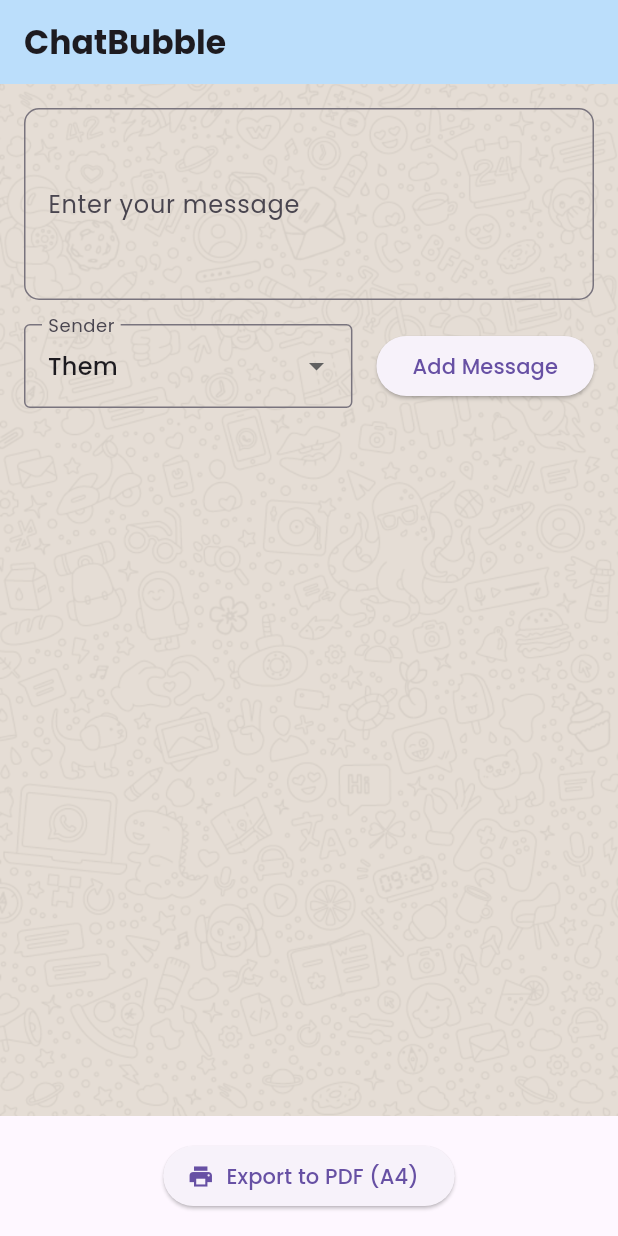
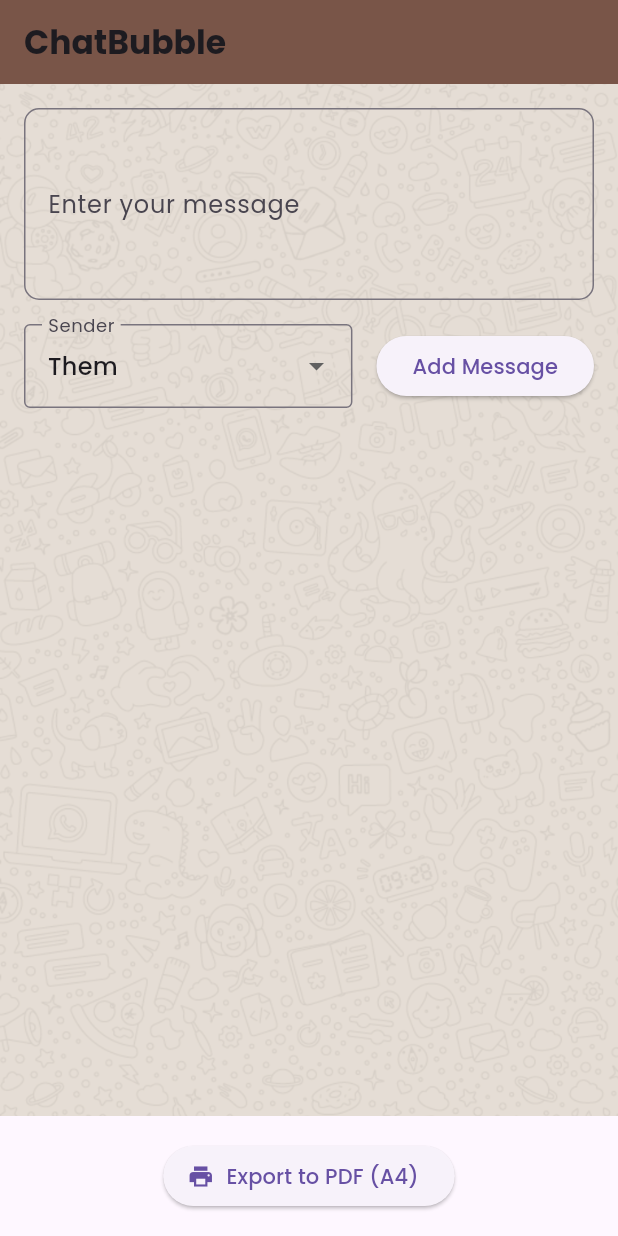
Before and after one commit to zyllus17/chat_bubble, a Flutter app: the screen it shows after launch, on a phone screen of 412 x 824 dp. Run offline on Flutter 3.47's test engine with Material 3 defaults, Android fonts, the phone set to English and light mode, and no system bars; our stand-ins replace google_fonts, pdf, printing.

Commit message:
Fixed responsiveness

```diff
--- a/lib/screens/home_screen.dart
+++ b/lib/screens/home_screen.dart
@@ -60,12 +60,10 @@ class _HomeScreenState extends State<HomeScreen> {
                     ),
                     pw.Container(
                       height: 1,
-                      color: PdfColor(0, 0, 0, 0.1),
                       decoration: pw.BoxDecoration(
                         border: pw.Border(
                           bottom: pw.BorderSide(
                             width: 1,
-                            style: pw.BorderStyle.solid,
                             color: PdfColor(0, 0, 0, 0.1),
                           ),
                         ),
@@ -95,10 +93,9 @@ class _HomeScreenState extends State<HomeScreen> {
             fontWeight: FontWeight.bold,
           ),
         ),
-        backgroundColor: Colors.blue[100],
+        backgroundColor: Colors.brown,
       ),
       body: Column(
-        mainAxisSize: MainAxisSize.max,
         children: [
           Expanded(
             child: Container(
@@ -120,6 +117,7 @@ class _HomeScreenState extends State<HomeScreen> {
                 padding: const EdgeInsets.all(16),
                 child: Column(
                   mainAxisSize: MainAxisSize.min,
+                  crossAxisAlignment: CrossAxisAlignment.start,
                   children: [
                     TextField(
                       controller: _messageController,
@@ -166,11 +164,9 @@ class _HomeScreenState extends State<HomeScreen> {
                       ],
                     ),
                     const SizedBox(height: 16),
-                    Container(
-                      constraints: const BoxConstraints(maxHeight: 300),
-                      child: ListView.builder(
+                    ListView.builder(
                       shrinkWrap: true,
-                        physics: const ClampingScrollPhysics(),
+                      physics: const NeverScrollableScrollPhysics(),
                       itemCount: _messages.length,
                       itemBuilder: (context, index) {
                         final message = _messages[index];
@@ -193,7 +189,6 @@ class _HomeScreenState extends State<HomeScreen> {
                         );
                       },
                     ),
-                    ),
                   ],
                 ),
               ),
--- a/lib/widgets/dotted_line.dart
+++ b/lib/widgets/dotted_line.dart
@@ -19,8 +19,8 @@ class DottedLine extends StatelessWidget {
       decoration: BoxDecoration(
         border: Border(
           bottom: BorderSide(
+            width: strokeWidth,
             color: color,
-            width: strokeWidth,
             style: BorderStyle.solid,
           ),
         ),
```
Also changed, not shown: lib/widgets/chat_bubble.dart (+7 -3 lines). Lines whose indentation alone changed are shown as unchanged.
